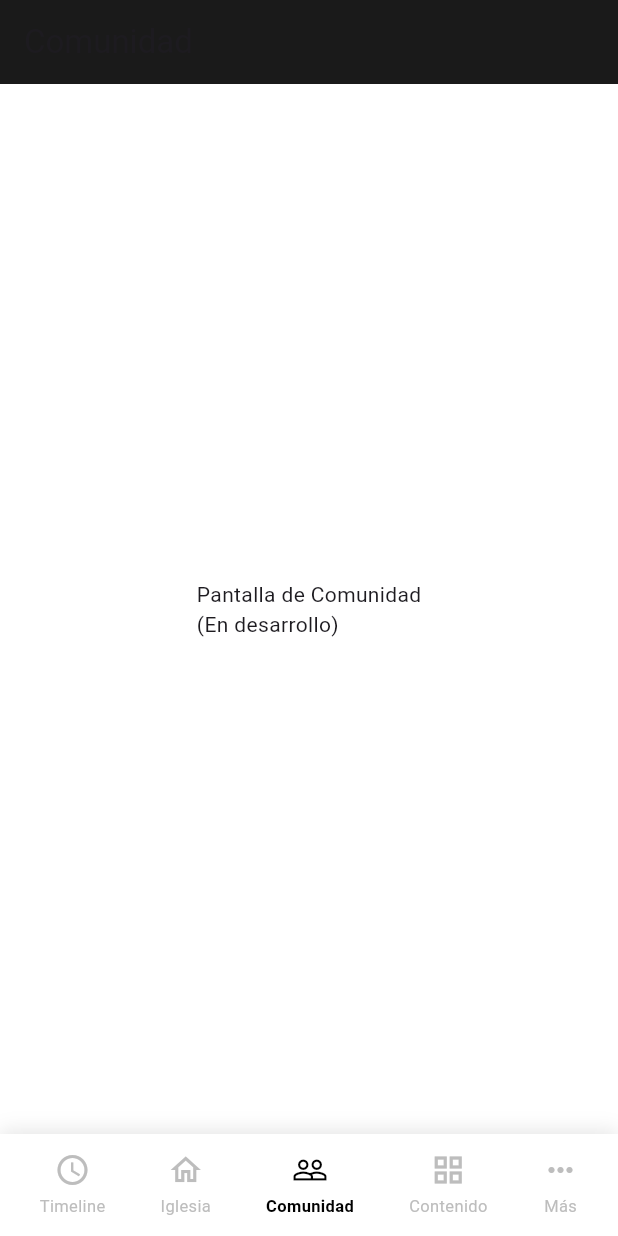
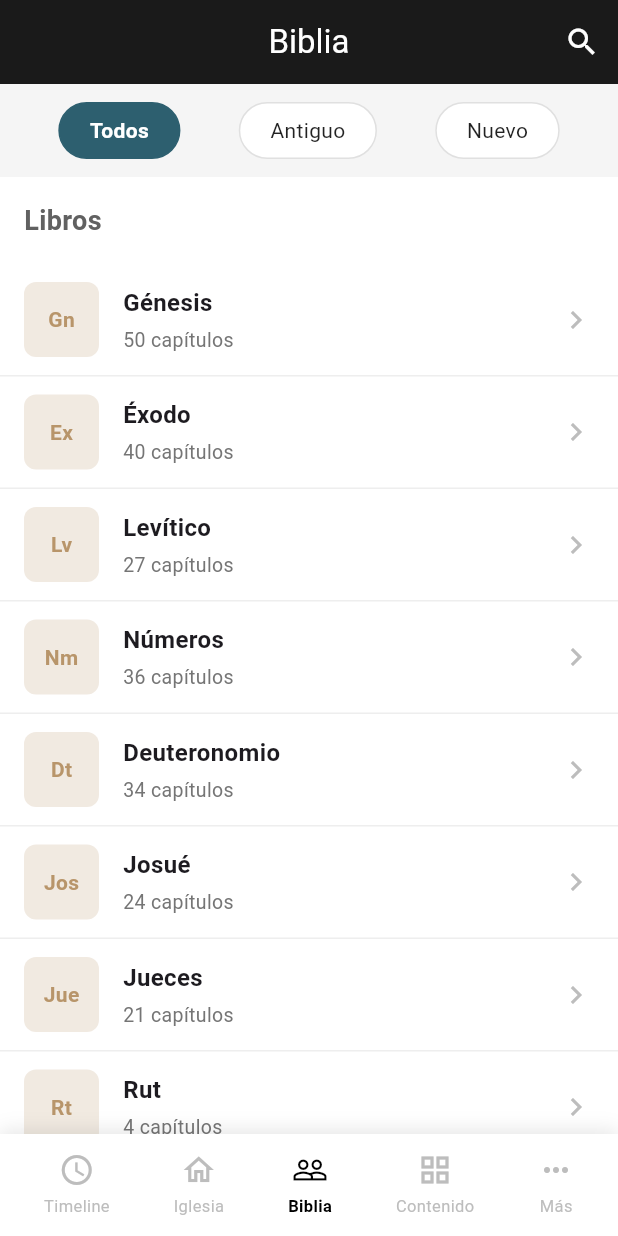
Before and after one commit to GAMR11/app-church, a Flutter app: the screen it shows after launch, item 3 of the bottom bar chosen, on a phone screen of 412 x 824 dp. Run offline on Flutter 3.47's test engine with Material 3 defaults, Android fonts, the phone set to English and light mode, and no system bars; our stand-ins replace cloud_firestore, firebase_core, share_plus; accounts and stored records are empty.

Commit message:
se agrego la funcionalidad de Biblia

```diff
--- a/lib/main.dart
+++ b/lib/main.dart
@@ -5,10 +5,12 @@ import 'firebase_options.dart';
 
 // Importar pantallas
 import 'screens/timeline_screen.dart';
+import 'screens/biblia_screen.dart'; // Agregar import
 import 'screens/iglesia_screen.dart';
 import 'screens/comunidad_screen.dart';
 import 'screens/contenido_screen.dart';
 import 'screens/mas_screen.dart';
+
 
 // Importar widgets
 import 'widgets/bottom_nav_bar.dart';
@@ -59,7 +61,8 @@ class _MainScreenState extends State<MainScreen> {
   final List<Widget> _screens = [
     const TimelineScreen(),
     const IglesiaScreen(),
-    const ComunidadScreen(),
+     const BibliaScreen(), // ← Cambiar aquí
+    // const ComunidadScreen(),
     const ContenidoScreen(),
     const MasScreen(),
   ];
--- /dev/null
+++ b/lib/models/bible_model.dart
@@ -0,0 +1,39 @@
+class BibliaLibro {
+  final String id;
+  final String nombre;
+  final String abreviatura;
+  final String testamento; // "Antiguo" o "Nuevo"
+  final int totalCapitulos;
+  final int orden;
+
+  BibliaLibro({
+    required this.id,
+    required this.nombre,
+    required this.abreviatura,
+    required this.testamento,
+    required this.totalCapitulos,
+    required this.orden,
+  });
+}
+
+class BibliaCapitulo {
+  final String libro;
+  final int capitulo;
+  final List<BibliaVersiculo> versiculos;
+
+  BibliaCapitulo({
+    required this.libro,
+    required this.capitulo,
+    required this.versiculos,
+  });
+}
+
+class BibliaVersiculo {
+  final int numero;
+  final String texto;
+
+  BibliaVersiculo({
+    required this.numero,
+    required this.texto,
+  });
+}
--- /dev/null
+++ b/lib/screens/biblia_screen.dart
@@ -0,0 +1,194 @@
+import 'package:flutter/material.dart';
+import '../models/bible_model.dart';
+import '../services/bible_service.dart';
+import 'biblia_chapter_screen.dart';
+
+class BibliaScreen extends StatefulWidget {
+  const BibliaScreen({Key? key}) : super(key: key);
+
+  @override
+  State<BibliaScreen> createState() => _BibliaScreenState();
+}
+
+class _BibliaScreenState extends State<BibliaScreen> {
+  String _testamentoSeleccionado = 'Todos';
+
+  @override
+  Widget build(BuildContext context) {
+    List<BibliaLibro> libros;
+
+    if (_testamentoSeleccionado == 'Antiguo') {
+      libros = BibleService.getLibrosByTestamento('Antiguo');
+    } else if (_testamentoSeleccionado == 'Nuevo') {
+      libros = BibleService.getLibrosByTestamento('Nuevo');
+    } else {
+      libros = BibleService.libros;
+    }
+
+    return Scaffold(
+      backgroundColor: Colors.white,
+      appBar: AppBar(
+        backgroundColor: const Color(0xFF1A1A1A),
+        title: const Text(
+          'Biblia',
+          style: TextStyle(color: Colors.white),
+        ),
+        centerTitle: true,
+        actions: [
+          IconButton(
+            icon: const Icon(Icons.search, color: Colors.white),
+            onPressed: () {
+              // Búsqueda
+            },
+          ),
+        ],
+      ),
+      body: Column(
+        children: [
+          _buildTestamentoFilter(),
+          _buildSubtitle(),
+          Expanded(
+            child: ListView.builder(
+              itemCount: libros.length,
+              itemBuilder: (context, index) {
+                return _buildLibroTile(libros[index]);
+              },
+            ),
+          ),
+        ],
+      ),
+    );
+  }
+
+  Widget _buildTestamentoFilter() {
+    return Container(
+      padding: const EdgeInsets.symmetric(vertical: 12),
+      color: Colors.grey[100],
+      child: Row(
+        mainAxisAlignment: MainAxisAlignment.spaceEvenly,
+        children: [
+          _buildFilterChip('Todos'),
+          _buildFilterChip('Antiguo'),
+          _buildFilterChip('Nuevo'),
+        ],
+      ),
+    );
+  }
+
+  Widget _buildFilterChip(String label) {
+    final isSelected = _testamentoSeleccionado == label;
+
+    return GestureDetector(
+      onTap: () {
+        setState(() {
+          _testamentoSeleccionado = label;
+        });
+      },
+      child: Container(
+        padding: const EdgeInsets.symmetric(horizontal: 20, vertical: 8),
+        decoration: BoxDecoration(
+          color: isSelected ? const Color(0xFF2D5F6F) : Colors.white,
+          borderRadius: BorderRadius.circular(20),
+          border: Border.all(
+            color: isSelected ? const Color(0xFF2D5F6F) : Colors.grey[300]!,
+          ),
+        ),
+        child: Text(
+          label,
+          style: TextStyle(
+            color: isSelected ? Colors.white : Colors.black87,
+            fontWeight: isSelected ? FontWeight.w600 : FontWeight.normal,
+          ),
+        ),
+      ),
+    );
+  }
+
+  Widget _buildSubtitle() {
+    return Container(
+      padding: const EdgeInsets.all(16),
+      alignment: Alignment.centerLeft,
+      child: Text(
+        'Libros',
+        style: TextStyle(
+          fontSize: 18,
+          fontWeight: FontWeight.bold,
+          color: Colors.grey[700],
+        ),
+      ),
+    );
+  }
+
+  Widget _buildLibroTile(BibliaLibro libro) {
+    return InkWell(
+      onTap: () {
+        Navigator.push(
+          context,
+          MaterialPageRoute(
+            builder: (context) => BibliaChapterScreen(libro: libro),
+          ),
+        );
+      },
+      child: Container(
+        padding: const EdgeInsets.symmetric(horizontal: 16, vertical: 12),
+        decoration: BoxDecoration(
+          border: Border(
+            bottom: BorderSide(color: Colors.grey[200]!),
+          ),
+        ),
+        child: Row(
+          children: [
+            Container(
+              width: 50,
+              height: 50,
+              decoration: BoxDecoration(
+                color: libro.testamento == 'Antiguo'
+                    ? const Color(0xFFB8956A).withOpacity(0.2)
+                    : const Color(0xFF2D5F6F).withOpacity(0.2),
+                borderRadius: BorderRadius.circular(8),
+              ),
+              child: Center(
+                child: Text(
+                  libro.abreviatura,
+                  style: TextStyle(
+                    fontWeight: FontWeight.bold,
+                    color: libro.testamento == 'Antiguo'
+                        ? const Color(0xFFB8956A)
+                        : const Color(0xFF2D5F6F),
+                  ),
+                ),
+              ),
+            ),
+            const SizedBox(width: 16),
+            Expanded(
+              child: Column(
+                crossAxisAlignment: CrossAxisAlignment.start,
+                children: [
+                  Text(
+                    libro.nombre,
+                    style: const TextStyle(
+                      fontSize: 16,
+                      fontWeight: FontWeight.w600,
+                    ),
+                  ),
+                  const SizedBox(height: 4),
+                  Text(
+                    '${libro.totalCapitulos} capítulos',
+                    style: TextStyle(
+                      fontSize: 13,
+                      color: Colors.grey[600],
+                    ),
+                  ),
+                ],
+              ),
+            ),
+            Icon(
+              Icons.chevron_right,
+              color: Colors.grey[400],
+            ),
+          ],
+        ),
+      ),
+    );
+  }
+}
--- /dev/null
+++ b/lib/services/bible_service.dart
@@ -0,0 +1,262 @@
+import 'dart:convert';
+import 'package:http/http.dart' as http;
+import '../models/bible_model.dart';
+
+class BibleService {
+  // API Key de scripture.api.bible
+  static const String _apiKey = '36d4cfb9344005cfec4ba02de9f8cb1b'; // Reemplazar con tu key - iglesia-riobamba
+  static const String _baseUrl = 'https://api.scripture.api.bible/v1';
+
+  // ID de la versión Reina Valera 1960
+  static const String _bibleId = '592420522e16049f-01'; // RVR1960
+
+  // Mapeo de IDs de libros (API usa IDs específicos)
+  static final Map<String, String> _bookIds = {
+    'genesis': 'GEN',
+    'exodo': 'EXO',
+    'levitico': 'LEV',
+    'numeros': 'NUM',
+    'deuteronomio': 'DEU',
+    'josue': 'JOS',
+    'jueces': 'JDG',
+    'rut': 'RUT',
+    '1samuel': '1SA',
+    '2samuel': '2SA',
+    '1reyes': '1KI',
+    '2reyes': '2KI',
+    '1cronicas': '1CH',
+    '2cronicas': '2CH',
+    'esdras': 'EZR',
+    'nehemias': 'NEH',
+    'ester': 'EST',
+    'job': 'JOB',
+    'salmos': 'PSA',
+    'proverbios': 'PRO',
+    'eclesiastes': 'ECC',
+    'cantares': 'SNG',
+    'isaias': 'ISA',
+    'jeremias': 'JER',
+    'lamentaciones': 'LAM',
+    'ezequiel': 'EZK',
+    'daniel': 'DAN',
+    'oseas': 'HOS',
+    'joel': 'JOL',
+    'amos': 'AMO',
+    'abdias': 'OBA',
+    'jonas': 'JON',
+    'miqueas': 'MIC',
+    'nahum': 'NAM',
+    'habacuc': 'HAB',
+    'sofonias': 'ZEP',
+    'hageo': 'HAG',
+    'zacarias': 'ZEC',
+    'malaquias': 'MAL',
+    'mateo': 'MAT',
+    'marcos': 'MRK',
+    'lucas': 'LUK',
+    'juan': 'JHN',
+    'hechos': 'ACT',
+    'romanos': 'ROM',
+    '1corintios': '1CO',
+    '2corintios': '2CO',
+    'galatas': 'GAL',
+    'efesios': 'EPH',
+    'filipenses': 'PHP',
+    'colosenses': 'COL',
+    '1tesalonicenses': '1TH',
+    '2tesalonicenses': '2TH',
+    '1timoteo': '1TI',
+    '2timoteo': '2TI',
+    'tito': 'TIT',
+    'filemon': 'PHM',
+    'hebreos': 'HEB',
+    'santiago': 'JAS',
+    '1pedro': '1PE',
+    '2pedro': '2PE',
+    '1juan': '1JN',
+    '2juan': '2JN',
+    '3juan': '3JN',
+    'judas': 'JUD',
+    'apocalipsis': 'REV',
+  };
+
+  // Lista completa de 66 libros
+  static final List<BibliaLibro> libros = [
+    // ANTIGUO TESTAMENTO
+    BibliaLibro(id: 'genesis', nombre: 'Génesis', abreviatura: 'Gn', testamento: 'Antiguo', totalCapitulos: 50, orden: 1),
+    BibliaLibro(id: 'exodo', nombre: 'Éxodo', abreviatura: 'Ex', testamento: 'Antiguo', totalCapitulos: 40, orden: 2),
+    BibliaLibro(id: 'levitico', nombre: 'Levítico', abreviatura: 'Lv', testamento: 'Antiguo', totalCapitulos: 27, orden: 3),
+    BibliaLibro(id: 'numeros', nombre: 'Números', abreviatura: 'Nm', testamento: 'Antiguo', totalCapitulos: 36, orden: 4),
+    BibliaLibro(id: 'deuteronomio', nombre: 'Deuteronomio', abreviatura: 'Dt', testamento: 'Antiguo', totalCapitulos: 34, orden: 5),
+    BibliaLibro(id: 'josue', nombre: 'Josué', abreviatura: 'Jos', testamento: 'Antiguo', totalCapitulos: 24, orden: 6),
+    BibliaLibro(id: 'jueces', nombre: 'Jueces', abreviatura: 'Jue', testamento: 'Antiguo', totalCapitulos: 21, orden: 7),
+    BibliaLibro(id: 'rut', nombre: 'Rut', abreviatura: 'Rt', testamento: 'Antiguo', totalCapitulos: 4, orden: 8),
+    BibliaLibro(id: '1samuel', nombre: '1 Samuel', abreviatura: '1 S', testamento: 'Antiguo', totalCapitulos: 31, orden: 9),
+    BibliaLibro(id: '2samuel', nombre: '2 Samuel', abreviatura: '2 S', testamento: 'Antiguo', totalCapitulos: 24, orden: 10),
+    BibliaLibro(id: '1reyes', nombre: '1 Reyes', abreviatura: '1 R', testamento: 'Antiguo', totalCapitulos: 22, orden: 11),
+    BibliaLibro(id: '2reyes', nombre: '2 Reyes', abreviatura: '2 R', testamento: 'Antiguo', totalCapitulos: 25, orden: 12),
+    BibliaLibro(id: '1cronicas', nombre: '1 Crónicas', abreviatura: '1 Cr', testamento: 'Antiguo', totalCapitulos: 29, orden: 13),
+    BibliaLibro(id: '2cronicas', nombre: '2 Crónicas', abreviatura: '2 Cr', testamento: 'Antiguo', totalCapitulos: 36, orden: 14),
+    BibliaLibro(id: 'esdras', nombre: 'Esdras', abreviatura: 'Esd', testamento: 'Antiguo', totalCapitulos: 10, orden: 15),
+    BibliaLibro(id: 'nehemias', nombre: 'Nehemías', abreviatura: 'Neh', testamento: 'Antiguo', totalCapitulos: 13, orden: 16),
+    BibliaLibro(id: 'ester', nombre: 'Ester', abreviatura: 'Est', testamento: 'Antiguo', totalCapitulos: 10, orden: 17),
+    BibliaLibro(id: 'job', nombre: 'Job', abreviatura: 'Job', testamento: 'Antiguo', totalCapitulos: 42, orden: 18),
+    BibliaLibro(id: 'salmos', nombre: 'Salmos', abreviatura: 'Sal', testamento: 'Antiguo', totalCapitulos: 150, orden: 19),
+    BibliaLibro(id: 'proverbios', nombre: 'Proverbios', abreviatura: 'Pr', testamento: 'Antiguo', totalCapitulos: 31, orden: 20),
+    BibliaLibro(id: 'eclesiastes', nombre: 'Eclesiastés', abreviatura: 'Ec', testamento: 'Antiguo', totalCapitulos: 12, orden: 21),
+    BibliaLibro(id: 'cantares', nombre: 'Cantares', abreviatura: 'Cnt', testamento: 'Antiguo', totalCapitulos: 8, orden: 22),
+    BibliaLibro(id: 'isaias', nombre: 'Isaías', abreviatura: 'Is', testamento: 'Antiguo', totalCapitulos: 66, orden: 23),
+    BibliaLibro(id: 'jeremias', nombre: 'Jeremías', abreviatura: 'Jer', testamento: 'Antiguo', totalCapitulos: 52, orden: 24),
+    BibliaLibro(id: 'lamentaciones', nombre: 'Lamentaciones', abreviatura: 'Lm', testamento: 'Antiguo', totalCapitulos: 5, orden: 25),
+    BibliaLibro(id: 'ezequiel', nombre: 'Ezequiel', abreviatura: 'Ez', testamento: 'Antiguo', totalCapitulos: 48, orden: 26),
+    BibliaLibro(id: 'daniel', nombre: 'Daniel', abreviatura: 'Dn', testamento: 'Antiguo', totalCapitulos: 12, orden: 27),
+    BibliaLibro(id: 'oseas', nombre: 'Oseas', abreviatura: 'Os', testamento: 'Antiguo', totalCapitulos: 14, orden: 28),
+    BibliaLibro(id: 'joel', nombre: 'Joel', abreviatura: 'Jl', testamento: 'Antiguo', totalCapitulos: 3, orden: 29),
+    BibliaLibro(id: 'amos', nombre: 'Amós', abreviatura: 'Am', testamento: 'Antiguo', totalCapitulos: 9, orden: 30),
+    BibliaLibro(id: 'abdias', nombre: 'Abdías', abreviatura: 'Abd', testamento: 'Antiguo', totalCapitulos: 1, orden: 31),
+    BibliaLibro(id: 'jonas', nombre: 'Jonás', abreviatura: 'Jon', testamento: 'Antiguo', totalCapitulos: 4, orden: 32),
+    BibliaLibro(id: 'miqueas', nombre: 'Miqueas', abreviatura: 'Miq', testamento: 'Antiguo', totalCapitulos: 7, orden: 33),
+    BibliaLibro(id: 'nahum', nombre: 'Nahúm', abreviatura: 'Nah', testamento: 'Antiguo', totalCapitulos: 3, orden: 34),
+    BibliaLibro(id: 'habacuc', nombre: 'Habacuc', abreviatura: 'Hab', testamento: 'Antiguo', totalCapitulos: 3, orden: 35),
+    BibliaLibro(id: 'sofonias', nombre: 'Sofonías', abreviatura: 'Sof', testamento: 'Antiguo', totalCapitulos: 3, orden: 36),
+    BibliaLibro(id: 'hageo', nombre: 'Hageo', abreviatura: 'Hag', testamento: 'Antiguo', totalCapitulos: 2, orden: 37),
+    BibliaLibro(id: 'zacarias', nombre: 'Zacarías', abreviatura: 'Zac', testamento: 'Antiguo', totalCapitulos: 14, orden: 38),
+    BibliaLibro(id: 'malaquias', nombre: 'Malaquías', abreviatura: 'Mal', testamento: 'Antiguo', totalCapitulos: 4, orden: 39),
+
+    // NUEVO TESTAMENTO
+    BibliaLibro(id: 'mateo', nombre: 'Mateo', abreviatura: 'Mt', testamento: 'Nuevo', totalCapitulos: 28, orden: 40),
+    BibliaLibro(id: 'marcos', nombre: 'Marcos', abreviatura: 'Mc', testamento: 'Nuevo', totalCapitulos: 16, orden: 41),
+    BibliaLibro(id: 'lucas', nombre: 'Lucas', abreviatura: 'Lc', testamento: 'Nuevo', totalCapitulos: 24, orden: 42),
+    BibliaLibro(id: 'juan', nombre: 'Juan', abreviatura: 'Jn', testamento: 'Nuevo', totalCapitulos: 21, orden: 43),
+    BibliaLibro(id: 'hechos', nombre: 'Hechos', abreviatura: 'Hch', testamento: 'Nuevo', totalCapitulos: 28, orden: 44),
+    BibliaLibro(id: 'romanos', nombre: 'Romanos', abreviatura: 'Ro', testamento: 'Nuevo', totalCapitulos: 16, orden: 45),
+    BibliaLibro(id: '1corintios', nombre: '1 Corintios', abreviatura: '1 Co', testamento: 'Nuevo', totalCapitulos: 16, orden: 46),
+    BibliaLibro(id: '2corintios', nombre: '2 Corintios', abreviatura: '2 Co', testamento: 'Nuevo', totalCapitulos: 13, orden: 47),
+    BibliaLibro(id: 'galatas', nombre: 'Gálatas', abreviatura: 'Gá', testamento: 'Nuevo', totalCapitulos: 6, orden: 48),
+    BibliaLibro(id: 'efesios', nombre: 'Efesios', abreviatura: 'Ef', testamento: 'Nuevo', totalCapitulos: 6, orden: 49),
+    BibliaLibro(id: 'filipenses', nombre: 'Filipenses', abreviatura: 'Fil', testamento: 'Nuevo', totalCapitulos: 4, orden: 50),
+    BibliaLibro(id: 'colosenses', nombre: 'Colosenses', abreviatura: 'Col', testamento: 'Nuevo', totalCapitulos: 4, orden: 51),
+    BibliaLibro(id: '1tesalonicenses', nombre: '1 Tesalonicenses', abreviatura: '1 Ts', testamento: 'Nuevo', totalCapitulos: 5, orden: 52),
+    BibliaLibro(id: '2tesalonicenses', nombre: '2 Tesalonicenses', abreviatura: '2 Ts', testamento: 'Nuevo', totalCapitulos: 3, orden: 53),
+    BibliaLibro(id: '1timoteo', nombre: '1 Timoteo', abreviatura: '1 Ti', testamento: 'Nuevo', totalCapitulos: 6, orden: 54),
+    BibliaLibro(id: '2timoteo', nombre: '2 Timoteo', abreviatura: '2 Ti', testamento: 'Nuevo', totalCapitulos: 4, orden: 55),
+    BibliaLibro(id: 'tito', nombre: 'Tito', abreviatura: 'Tit', testamento: 'Nuevo', totalCapitulos: 3, orden: 56),
+    BibliaLibro(id: 'filemon', nombre: 'Filemón', abreviatura: 'Flm', testamento: 'Nuevo', totalCapitulos: 1, orden: 57),
+    BibliaLibro(id: 'hebreos', nombre: 'Hebreos', abreviatura: 'He', testamento: 'Nuevo', totalCapitulos: 13, orden: 58),
+    BibliaLibro(id: 'santiago', nombre: 'Santiago', abreviatura: 'Stg', testamento: 'Nuevo', totalCapitulos: 5, orden: 59),
+    BibliaLibro(id: '1pedro', nombre: '1 Pedro', abreviatura: '1 P', testamento: 'Nuevo', totalCapitulos: 5, orden: 60),
+    BibliaLibro(id: '2pedro', nombre: '2 Pedro', abreviatura: '2 P', testamento: 'Nuevo', totalCapitulos: 3, orden: 61),
+    BibliaLibro(id: '1juan', nombre: '1 Juan', abreviatura: '1 Jn', testamento: 'Nuevo', totalCapitulos: 5, orden: 62),
+    BibliaLibro(id: '2juan', nombre: '2 Juan', abreviatura: '2 Jn', testamento: 'Nuevo', totalCapitulos: 1, orden: 63),
+    BibliaLibro(id: '3juan', nombre: '3 Juan', abreviatura: '3 Jn', testamento: 'Nuevo', totalCapitulos: 1, orden: 64),
+    BibliaLibro(id: 'judas', nombre: 'Judas', abreviatura: 'Jud', testamento: 'Nuevo', totalCapitulos: 1, orden: 65),
+    BibliaLibro(id: 'apocalipsis', nombre: 'Apocalipsis', abreviatura: 'Ap', testamento: 'Nuevo', totalCapitulos: 22, orden: 66),
+  ];
+
+  // Obtener capítulo desde API
+  Future<BibliaCapitulo> getCapitulo(String libroId, int capitulo) async {
+    try {
+      final bookApiId = _bookIds[libroId];
+      if (bookApiId == null) {
+        return _getCapituloFallback(libroId, capitulo);
+      }
+
+      final chapterId = '$bookApiId.$capitulo';
+      final url = '$_baseUrl/bibles/$_bibleId/chapters/$chapterId';
+
+      final response = await http.get(
+        Uri.parse('$url?content-type=text&include-notes=false&include-titles=false&include-chapter-numbers=false&include-verse-numbers=true&include-verse-spans=false'),
+        headers: {
+          'api-key': _apiKey,
+        },
+      );
+
+      if (response.statusCode == 200) {
+        final data = json.decode(response.body);
+        return _parseCapitulo(data, libroId, capitulo);
+      }
+
+      return _getCapituloFallback(libroId, capitulo);
+    } catch (e) {
+      print('Error cargando capítulo: $e');
+      return _getCapituloFallback(libroId, capitulo);
+    }
+  }
+
+  BibliaCapitulo _parseCapitulo(Map<String, dynamic> data, String libroId, int capitulo) {
+    try {
+      final content = data['data']['content'] as String;
+      final libro = libros.firstWhere((l) => l.id == libroId);
+
+      // Parsear el HTML simple
+      final versiculos = <BibliaVersiculo>[];
+      final regex = RegExp(r'\[(\d+)\]\s*([^\[]+)');
+      final matches = regex.allMatches(content);
+
+      for (final match in matches) {
+        final numero = int.parse(match.group(1)!);
+        var texto = match.group(2)!.trim();
+
+        // Limpiar HTML tags
+        texto = texto.replaceAll(RegExp(r'<[^>]*>'), '');
+        texto = texto.replaceAll('&nbsp;', ' ');
+        texto = texto.trim();
+
+        if (texto.isNotEmpty) {
+          versiculos.add(BibliaVersiculo(numero: numero, texto: texto));
+        }
+      }
+
+      return BibliaCapitulo(
+        libro: libro.nombre,
+        capitulo: capitulo,
+        versiculos: versiculos,
+      );
+    } catch (e) {
+      print('Error parseando: $e');
+      return _getCapituloFallback(libroId, capitulo);
+    }
+  }
+
+  BibliaCapitulo _getCapituloFallback(String libroId, int capitulo) {
+    final libro = libros.firstWhere((l) => l.id == libroId);
+
+    // Datos de ejemplo para Génesis 1
+    if (libroId == 'genesis' && capitulo == 1) {
+      return BibliaCapitulo(
+        libro: libro.nombre,
+        capitulo: 1,
+        versiculos: [
+          BibliaVersiculo(numero: 1, texto: 'EN el principio crió Dios los cielos y la tierra.'),
+          BibliaVersiculo(numero: 2, texto: 'Y la tierra estaba desordenada y vacía, y las tinieblas estaban sobre la haz del abismo, y el Espíritu de Dios se movía sobre la haz de las aguas.'),
+          BibliaVersiculo(numero: 3, texto: 'Y dijo Dios: Sea la luz: y fué la luz.'),
+          BibliaVersiculo(numero: 4, texto: 'Y vió Dios que la luz era buena: y apartó Dios la luz de las tinieblas.'),
+          BibliaVersiculo(numero: 5, texto: 'Y llamó Dios á la luz Día, y á las tinieblas llamó Noche: y fué la tarde y la mañana un día.'),
+        ],
+      );
+    }
+
+    return BibliaCapitulo(
+      libro: libro.nombre,
+      capitulo: capitulo,
+      versiculos: [
+        BibliaVersiculo(
+          numero: 1,
+          texto: 'Contenido no disponible. Por favor verifica tu conexión a internet.',
+        ),
+      ],
+    );
+  }
+
+  static List<BibliaLibro> getLibrosByTestamento(String testamento) {
+    return libros.where((l) => l.testamento == testamento).toList();
+  }
+
+  static BibliaLibro? getLibroById(String id) {
+    try {
+      return libros.firstWhere((l) => l.id == id);
+    } catch (e) {
+      return null;
+    }
+  }
+}
--- a/lib/widgets/bottom_nav_bar.dart
+++ b/lib/widgets/bottom_nav_bar.dart
@@ -42,7 +42,7 @@ class CustomBottomNavBar extends StatelessWidget {
               _buildNavItem(
                 index: 2,
                 icon: Icons.people_outline,
-                label: 'Comunidad',
+                label: 'Biblia',
               ),
               _buildNavItem(
                 index: 3,
--- a/pubspec.yaml
+++ b/pubspec.yaml
@@ -9,6 +9,9 @@ environment:
 dependencies:
   flutter:
     sdk: flutter
+
+  # Agregar para HTTP requests
+  http: ^1.2.0
 
   # Firebase
   firebase_core: ^3.6.0
```
Also changed, not shown: lib/screens/biblia_chapter_screen.dart (added, +74 -0 lines), lib/screens/biblia_reading_screen.dart (added, +138 -0 lines), pubspec.lock.
